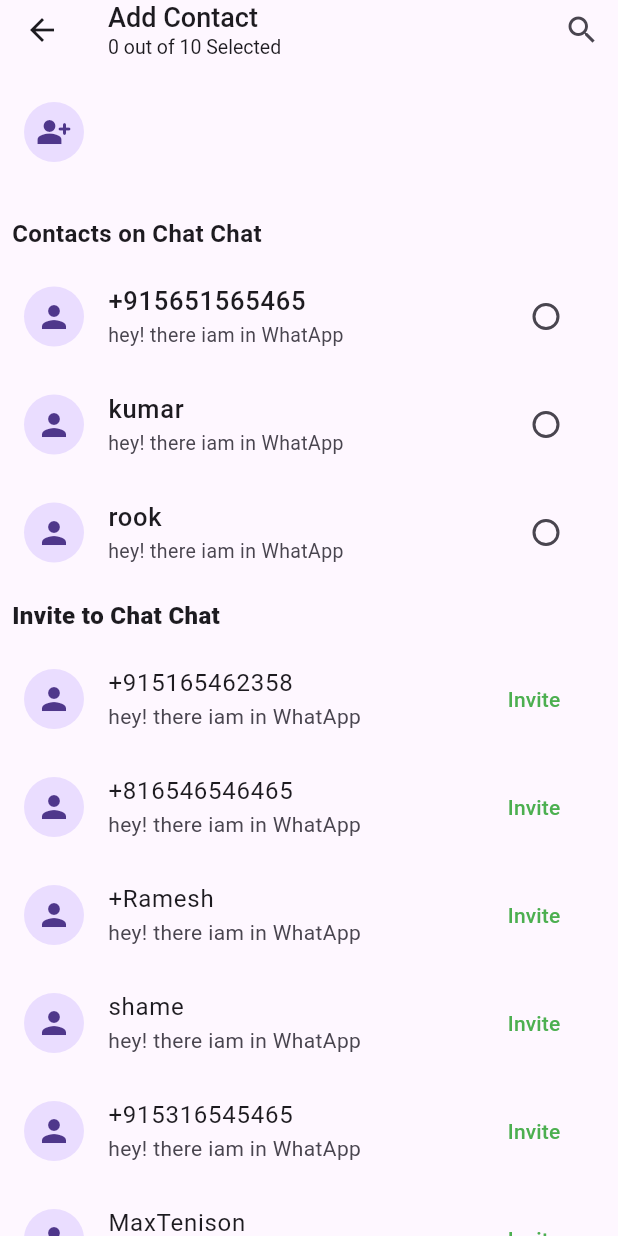
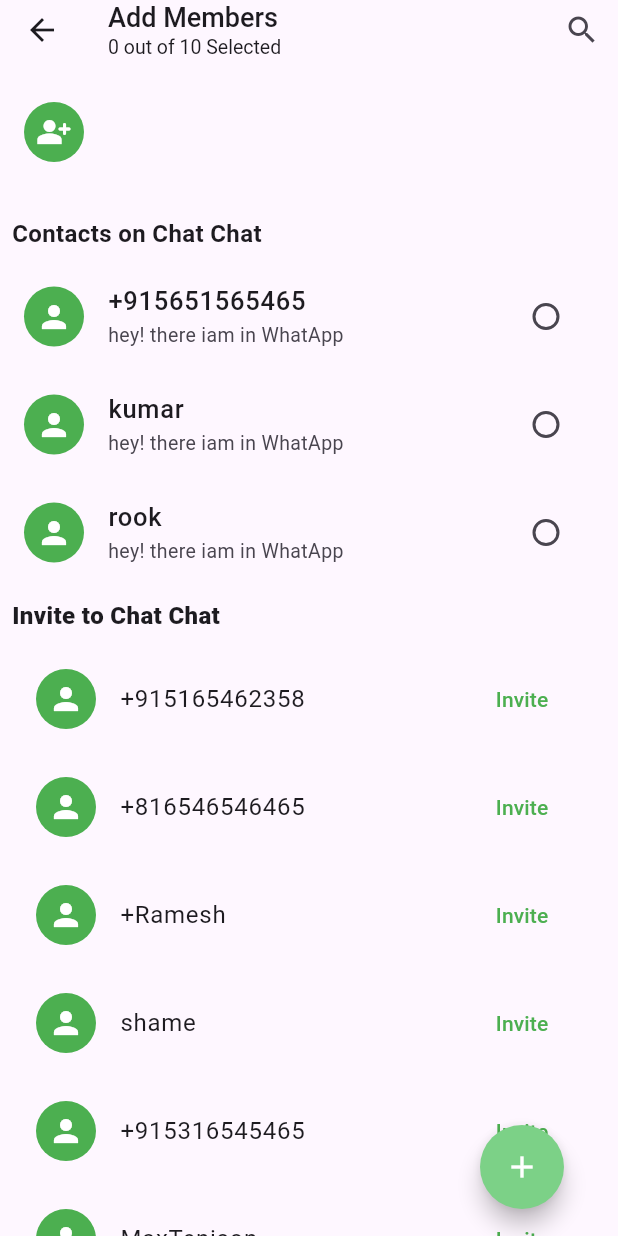
Before and after one commit to Pandi-127/Flutter-Chat-Application, a Flutter app: the CreateGroup screen opened directly, on a phone screen of 412 x 824 dp. Run offline on Flutter 3.47's test engine with Material 3 defaults, Android fonts, the phone set to English and light mode, and no system bars; our stand-ins replace camera, emoji_picker_flutter, flutter_svg.

```diff
--- a/lib/Pages/ChatPageScreens/NewGroup.dart
+++ b/lib/Pages/ChatPageScreens/NewGroup.dart
@@ -103,8 +103,10 @@ class _CreateGroupState extends State<CreateGroup> {
       Padding(
           padding: const EdgeInsets.all(8.0),
           child: CircleAvatar(
+            backgroundColor: Colors.green,
               radius: 20,
-            child: Icon(Icons.person_add_alt_rounded),
+              child: Icon(Icons.person_add_alt_rounded,color: Colors.white
+                ,),
             ),
           ),
 
@@ -118,10 +120,17 @@ class _CreateGroupState extends State<CreateGroup> {
           selectedContacts.remove(contact);
         });},
         child: Padding(
-          padding: const EdgeInsets.all(4.0),
-          child: CircleAvatar(
+          padding: const EdgeInsets.symmetric(horizontal: 10,vertical: 20),
+          child: Stack(
+            children: [ CircleAvatar(
+              backgroundColor: Colors.green,
               radius: 20,
-            child:Icon(contact.iconModel),
+              child:Icon(contact.iconModel,color: Colors.white,),
+            ),
+            Padding(
+              padding: const EdgeInsets.symmetric(horizontal: 23,vertical: 22),
+              child: Icon(Icons.cancel,color: Color(0xFF635C5C),),
+            )],
           ),
         ),
       )),
@@ -133,7 +142,7 @@ class _CreateGroupState extends State<CreateGroup> {
           crossAxisAlignment: CrossAxisAlignment.start,
           children: [
             const Text(
-              "Add Contact",
+              "Add Members",
               style: TextStyle(fontSize: 18, fontWeight: FontWeight.w500),
             ),
             Text(
@@ -188,7 +197,9 @@ class _CreateGroupState extends State<CreateGroup> {
                     });},
 
                     child: ListTile(
-                                leading: CircleAvatar(child: Icon(c.iconModel)),
+                                leading: CircleAvatar(
+                                  backgroundColor: Colors.green,
+                                    child: Icon(c.iconModel,color: Colors.white,)),
                                 title: Text(
                                   c.Name,
                                   style: const TextStyle(fontSize: 17, fontWeight: FontWeight.w500),
@@ -226,10 +237,14 @@ class _CreateGroupState extends State<CreateGroup> {
             ),
           ),
           ...newContacts.map(
-                (c) => ListTile(
-              leading: CircleAvatar(child: Icon(c.iconModel)),
+                (c) => Padding(
+                  padding: const EdgeInsets.all(8.0),
+                  child: ListTile(
+                                leading: CircleAvatar(
+                  backgroundColor: Colors.green,
+                    child: Icon(c.iconModel,color: Colors.white,)),
                                 title: Text(c.Name),
-              subtitle: Text(c.Status ?? ""),
+                               // subtitle: Text(c.Status ?? ""),
                                 trailing: TextButton(
                   onPressed: () {
                     print("Invite sent to ${c.Name}");
@@ -243,7 +258,17 @@ class _CreateGroupState extends State<CreateGroup> {
                                 ),
                               ),
                 ),
+          ),
         ],
+      ),
+     floatingActionButton: Padding(
+       padding: const EdgeInsets.symmetric(horizontal: 20,vertical: 2),
+       child: FloatingActionButton(
+         shape: CircleBorder(),
+         onPressed: (){},
+         child: Icon(Icons.add,color: Colors.white,),
+         backgroundColor: Color(0xFF7CD187),
+       ),
      ),
      //
     );
--- a/lib/main.dart
+++ b/lib/main.dart
@@ -1,7 +1,11 @@
+import 'package:camera/camera.dart';
 import 'package:chat_app/MyApp.dart';
+import 'package:chat_app/Pages/CameraPageSCreens/CameraScreen.dart';
 import 'package:flutter/material.dart';
 
-void main() {
+Future<void> main()async {
+  WidgetsFlutterBinding.ensureInitialized();
+   cameras = await availableCameras();
   runApp(const Myapp());
 
 }
--- a/pubspec.yaml
+++ b/pubspec.yaml
@@ -37,6 +37,10 @@ dependencies:
   flutter_svg: ^2.2.1
   emoji_picker_flutter: ^4.3.0
   shared_preferences: ^2.5.3
+  camera: ^0.11.2
+  path_provider: ^2.1.5
+
+
 
 dev_dependencies:
   flutter_test:
```
Also changed, not shown: lib/Pages/CameraPage.dart (+3 -12 lines), lib/Pages/CameraPageSCreens/CameraScreen.dart (added, +61 -0 lines), lib/Pages/ChatPageScreens/individualchat.dart (+12 -2 lines), pubspec.lock. Lines whose indentation alone changed are shown as unchanged.
